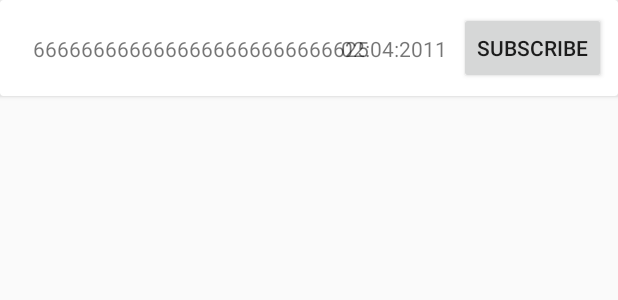
After one commit to DeneroDev/HandMadeEvent, an Android app: the layout item_event.xml on its own in the app's theme, with its tools: preview values and no code run, on a phone screen of 412 x 824 dp. The commit adds this screen. Shown: the top 300 px of the screen. Run offline under Robolectric (Android 15) with nearby library versions, the phone set to English and light mode, and no system bars.

Commit message:
Merges the branches, corrects the code, started work on the lists

```diff
--- a/app/build.gradle
+++ b/app/build.gradle
@@ -38,10 +38,16 @@ dependencies {
     testImplementation 'junit:junit:4.12'
     androidTestImplementation 'com.android.support.test:runner:1.0.1'
     androidTestImplementation 'com.android.support.test.espresso:espresso-core:3.0.1'
+
+    implementation 'com.android.support:cardview-v7:26.1.0'
+    implementation 'com.android.support:recyclerview-v7:26.1.0'
+
 }
 
 
 
 
 
+
+
 apply plugin: 'com.google.gms.google-services'
--- a/app/src/main/AndroidManifest.xml
+++ b/app/src/main/AndroidManifest.xml
@@ -44,7 +44,8 @@
                 <category android:name="android.intent.category.LAUNCHER" />
             </intent-filter>
         </activity>
-        <activity android:name=".CreatedNewEventActivity"></activity>
+        <activity android:name=".CreatedNewEventActivity" />
+        <activity android:name=".EventList.EventListActivity"></activity>
     </application>
 
 </manifest>
--- a/app/src/main/java/com/example/denero/handmadeevent/AuthenticationActivity.kt
+++ b/app/src/main/java/com/example/denero/handmadeevent/AuthenticationActivity.kt
@@ -5,6 +5,7 @@ import android.support.v7.app.AppCompatActivity
 import android.os.Bundle
 import android.util.Log
 import android.widget.Toast
+import com.example.denero.handmadeevent.EventList.EventListActivity
 import com.firebase.ui.auth.AuthUI
 import com.google.firebase.auth.FirebaseAuth
 import java.util.*
@@ -39,7 +40,7 @@ class AuthenticationActivity : AppCompatActivity() {
                             .currentUser?.displayName  ),
                     Toast.LENGTH_LONG)
                     .show()
-            startActivity(Intent(applicationContext,MapsActivity::class.java))
+            startActivity(Intent(applicationContext,EventListActivity::class.java))
         }
     }
 
--- a/app/src/main/java/com/example/denero/handmadeevent/MapsActivity.kt
+++ b/app/src/main/java/com/example/denero/handmadeevent/MapsActivity.kt
@@ -91,7 +91,7 @@ class MapsActivity() : AppCompatActivity(), OnMapReadyCallback,GoogleMap.OnMarke
         FirebaseApp.initializeApp(applicationContext)
         mAuth = FirebaseAuth.getInstance()
         var database = FirebaseDatabase.getInstance()
-        myRef = database.getReference("Events")
+        myRef = database.getReference(getString(R.string.name_table_event_db))
         // Obtain the SupportMapFragment and get notified when the map is ready to be used.
         val mapFragment = supportFragmentManager
                 .findFragmentById(R.id.map) as SupportMapFragment
@@ -115,6 +115,7 @@ class MapsActivity() : AppCompatActivity(), OnMapReadyCallback,GoogleMap.OnMarke
             }
 
             override fun onChildAdded(p0: DataSnapshot?, p1: String?) {
+
                 var event: Event = p0!!.getValue(Event::class.java)!!
                 mMap.addMarker(MarkerOptions()
                         .position(LatLng(event.latitude,event.longitude))
--- /dev/null
+++ b/app/src/main/res/layout/item_event.xml
@@ -0,0 +1,54 @@
+<?xml version="1.0" encoding="utf-8"?>
+<android.support.v7.widget.CardView
+    xmlns:android="http://schemas.android.com/apk/res/android"
+    xmlns:app="http://schemas.android.com/apk/res-auto"
+    xmlns:tools="http://schemas.android.com/tools"
+    android:layout_width="match_parent"
+    android:layout_height="wrap_content">
+
+    <android.support.constraint.ConstraintLayout
+        android:layout_width="match_parent"
+        android:layout_height="match_parent">
+
+        <TextView
+            android:id="@+id/tv_title_event_item_event"
+            android:layout_width="wrap_content"
+            android:layout_height="wrap_content"
+            android:layout_marginBottom="8dp"
+            android:layout_marginEnd="8dp"
+            android:layout_marginStart="48dp"
+            android:layout_marginTop="8dp"
+            app:layout_constraintBottom_toBottomOf="parent"
+            app:layout_constraintEnd_toStartOf="@+id/tv_time_start_event_item_event"
+            app:layout_constraintStart_toStartOf="parent"
+            app:layout_constraintTop_toTopOf="parent"
+            app:layout_constraintVertical_bias="0.517"
+            tools:text="6666666666666666666666666625" />
+
+        <TextView
+            android:id="@+id/tv_time_start_event_item_event"
+            android:layout_width="wrap_content"
+            android:layout_height="wrap_content"
+            android:layout_marginBottom="8dp"
+            android:layout_marginEnd="8dp"
+            android:layout_marginTop="8dp"
+            app:layout_constraintBottom_toBottomOf="parent"
+            app:layout_constraintEnd_toStartOf="@+id/btn_subscribe_item_event"
+            app:layout_constraintTop_toTopOf="parent"
+            app:layout_constraintVertical_bias="0.517"
+            tools:text="02:04:2011" />
+
+        <Button
+            android:id="@+id/btn_subscribe_item_event"
+            android:layout_width="wrap_content"
+            android:layout_height="wrap_content"
+            android:layout_marginBottom="8dp"
+            android:layout_marginEnd="8dp"
+            android:layout_marginTop="8dp"
+            android:text="@string/text_btn_subscribe_item"
+            app:layout_constraintBottom_toBottomOf="parent"
+            app:layout_constraintEnd_toEndOf="parent"
+            app:layout_constraintTop_toTopOf="parent" />
+
+    </android.support.constraint.ConstraintLayout>
+</android.support.v7.widget.CardView>
--- a/app/src/main/res/values/strings.xml
+++ b/app/src/main/res/values/strings.xml
@@ -29,4 +29,10 @@
     <string name="hint_tv_start_time">Start time</string>
     <string name="hint_tv_expiration_time">Expiration time</string>
     <string name="hint_tv_description">Description</string>
+    <string name="key_all_event_fragment">AllEvent</string>
+    <string name="text_btn_subscribe_item">Subscribe</string>
+    <string name="name_table_event_db">Events</string>
+
+
+    <integer name="number_event_records_for_sample">60</integer>
 </resources>
```
Also changed, not shown: app/src/main/java/com/example/denero/handmadeevent/CreatedNewEventActivity.kt (+4 -3 lines), app/src/main/java/com/example/denero/handmadeevent/Event.kt (deleted, +0 -12 lines), app/src/main/java/com/example/denero/handmadeevent/EventList/AllEventAdapter.kt (added, +59 -0 lines), app/src/main/java/com/example/denero/handmadeevent/EventList/AllEventListFragment.kt (added, +131 -0 lines), app/src/main/java/com/example/denero/handmadeevent/EventList/EventListActivity.kt (added, +36 -0 lines), app/src/main/java/com/example/denero/handmadeevent/model/Event.kt (+22 -2 lines), app/src/main/res/layout/activity_event_list.xml (added, +13 -0 lines), app/src/main/res/layout/fragment_all_event_list.xml (added, +16 -0 lines), 1 other file.
